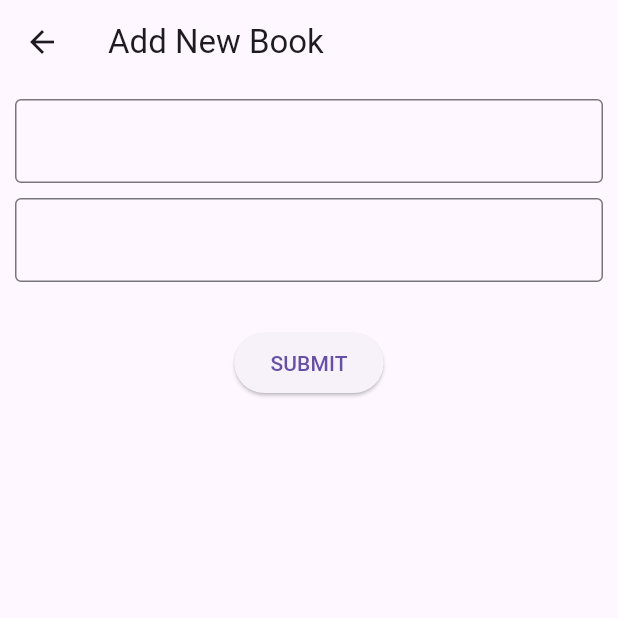
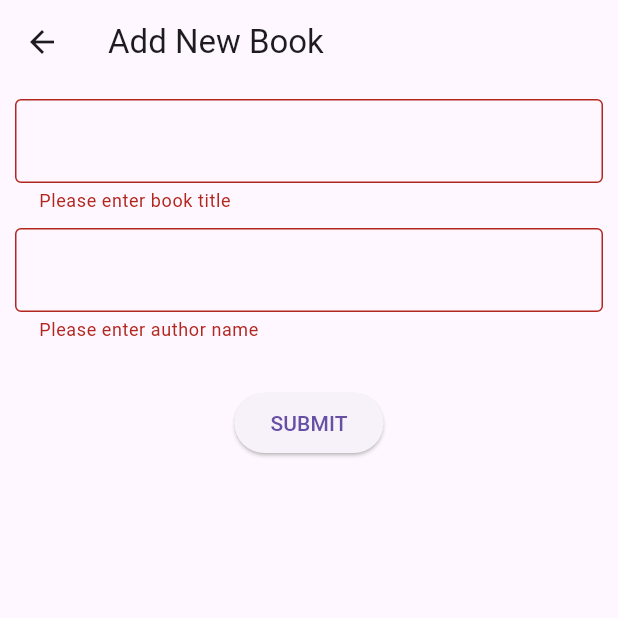
Before and after one commit to jayawardhanadskp/BookVerse, a Flutter app: the AddBook screen opened directly, after a tap on "SUBMIT", on a phone screen of 412 x 824 dp, the top half of it. Run offline on Flutter 3.47's test engine with Material 3 defaults, Android fonts, the phone set to English and light mode, and no system bars; our stand-ins replace graphql_flutter; network calls fail.

Commit message:
add book Mutation

```diff
--- a/lib/pages/add_book.dart
+++ b/lib/pages/add_book.dart
@@ -68,8 +68,7 @@ class _AddBookState extends State<AddBook> {
                     ),
                     TextFormField(
                       controller: _authorController,
-                        decoration:
-                            InputDecoration(border: OutlineInputBorder()),
+                      decoration: InputDecoration(border: OutlineInputBorder()),
                       validator: (v) {
                         if (v == null || v.isEmpty) {
                           return 'Please enter author name';
@@ -77,13 +76,32 @@ class _AddBookState extends State<AddBook> {
                         return null;
                       },
                     ),
-                      const SizedBox(height: 10,),
+                    const SizedBox(
+                      height: 10,
+                    ),
                     ElevatedButton(
-                        onPressed: () {},
+                      onPressed: () {
+                        if (_formKey.currentState!.validate()) {
+                          final title = _titleController.text;
+                          final author = _authorController.text;
+
+                          RunMutation({
+                            "title": title,
+                            "authorId": author,
+                          });
+
+                          ScaffoldMessenger.of(context).showSnackBar(SnackBar(
+                              content: Text('Book Added Sucessfully')));
+                          _titleController.clear();
+                          _authorController.clear();
+                        }
+                        return;
+                      },
                       child: Text('SUBMIT'),
                     ),
                   ],
-                  ),),
+                ),
+              ),
             );
           }),
     );
```
Lines whose indentation alone changed are shown as unchanged.
